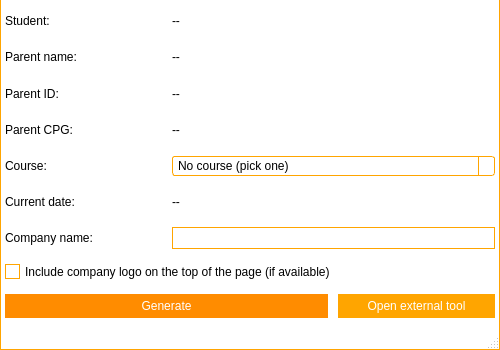
Above: frmprintcontract.ui from Nintersoft/SmartClass before the change. Below: the same form after it.
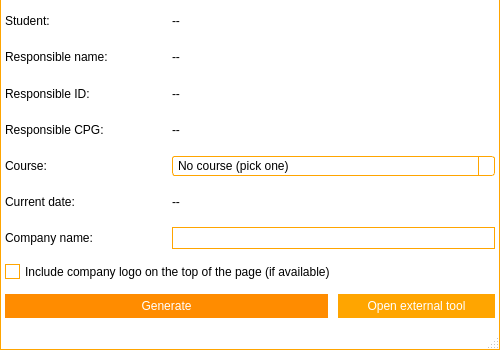
That is the form after the change. Icons and pictures are not drawn.

What changed in the file:
```diff
--- a/frmprintcontract.ui
+++ b/frmprintcontract.ui
@@ -1197,21 +1197,21 @@
       <item row="3" column="0">
        <widget class="QLabel" name="lblParentCPGDesc">
         <property name="text">
-         <string>Parent CPG:</string>
+         <string>Responsible CPG:</string>
         </property>
        </widget>
       </item>
       <item row="1" column="0">
        <widget class="QLabel" name="lblParentNameDesc">
         <property name="text">
-         <string>Parent name:</string>
+         <string>Responsible name:</string>
         </property>
        </widget>
       </item>
       <item row="2" column="0">
        <widget class="QLabel" name="lblParentIDDesc">
         <property name="text">
-         <string>Parent ID:</string>
+         <string>Responsible ID:</string>
         </property>
        </widget>
       </item>
```
Left out of the diff: 3 changed lines with no effect on the pictures.
